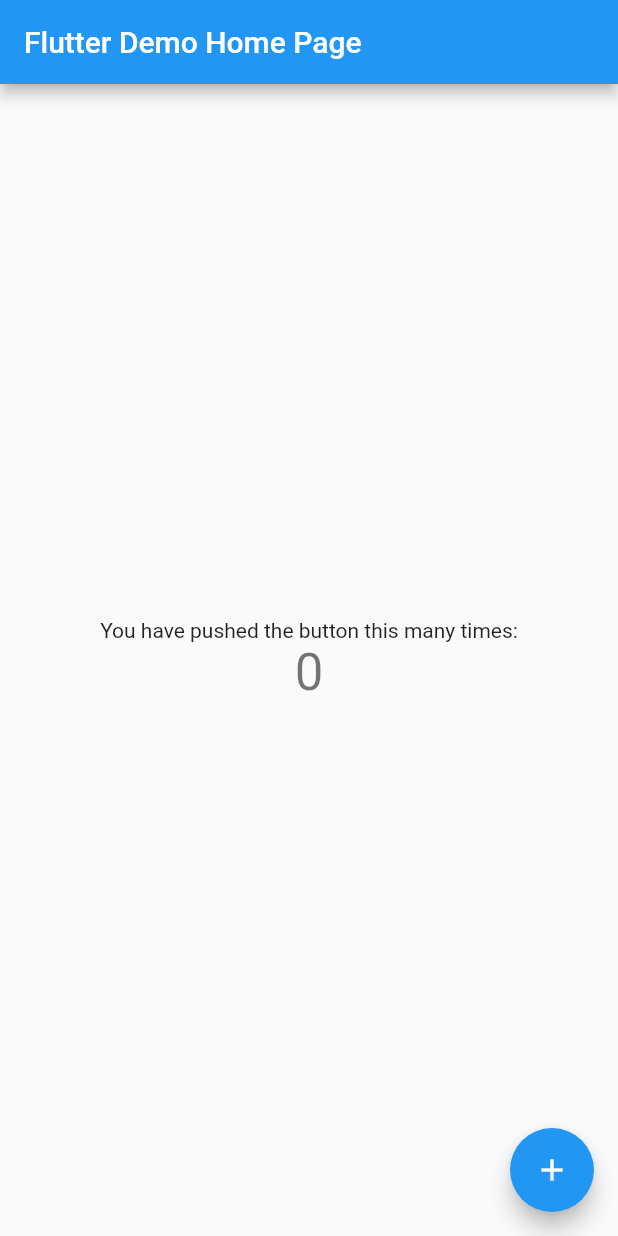
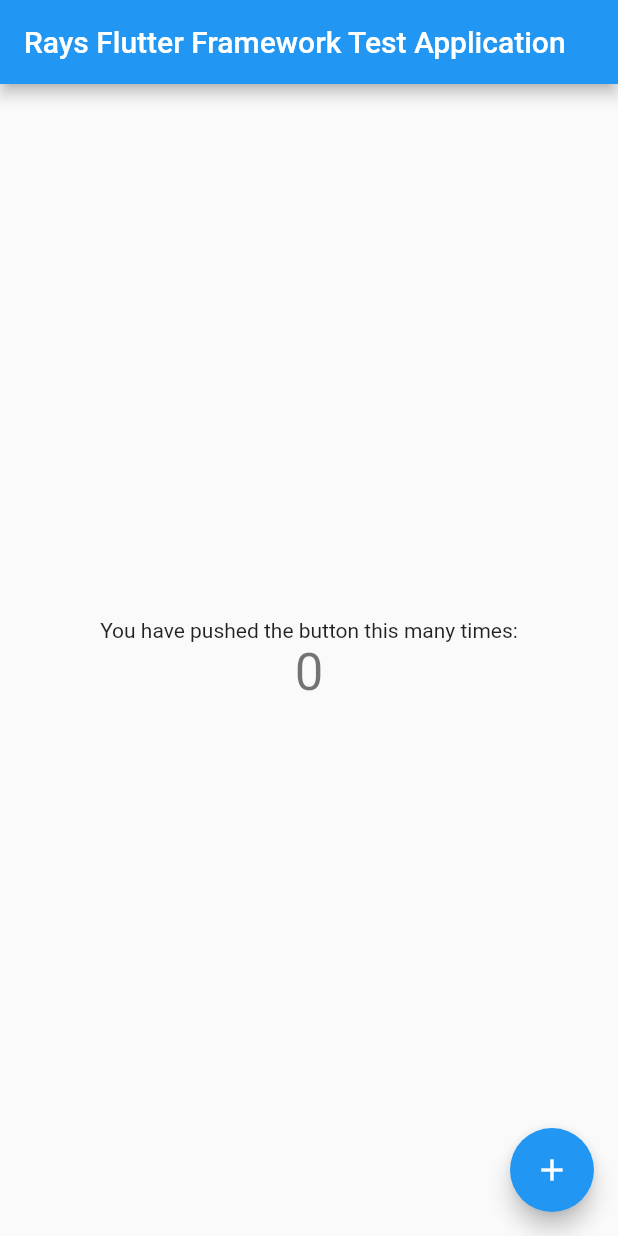
Before and after one commit to raymondbayly/flutter-framework-app, a Flutter app: the screen it shows after launch, on a phone screen of 412 x 824 dp. Run offline on Flutter 3.47's test engine with Material 2 defaults, Android fonts, the phone set to English and light mode, and no system bars.

Commit message:
pdate the main dart
Updating the description for the main dart

```diff
--- a/flutter_framework_app/lib/main.dart
+++ b/flutter_framework_app/lib/main.dart
@@ -7,7 +7,7 @@ class MyApp extends StatelessWidget {
   @override
   Widget build(BuildContext context) {
     return MaterialApp(
-      title: 'Flutter Demo',
+      title: 'Rays Flutter Test App',
       theme: ThemeData(
         // This is the theme of your application.
         //
@@ -20,7 +20,7 @@ class MyApp extends StatelessWidget {
         // is not restarted.
         primarySwatch: Colors.blue,
       ),
-      home: MyHomePage(title: 'Flutter Demo Home Page'),
+      home: MyHomePage(title: 'Rays Flutter Framework Test Application'),
     );
   }
 }
```
